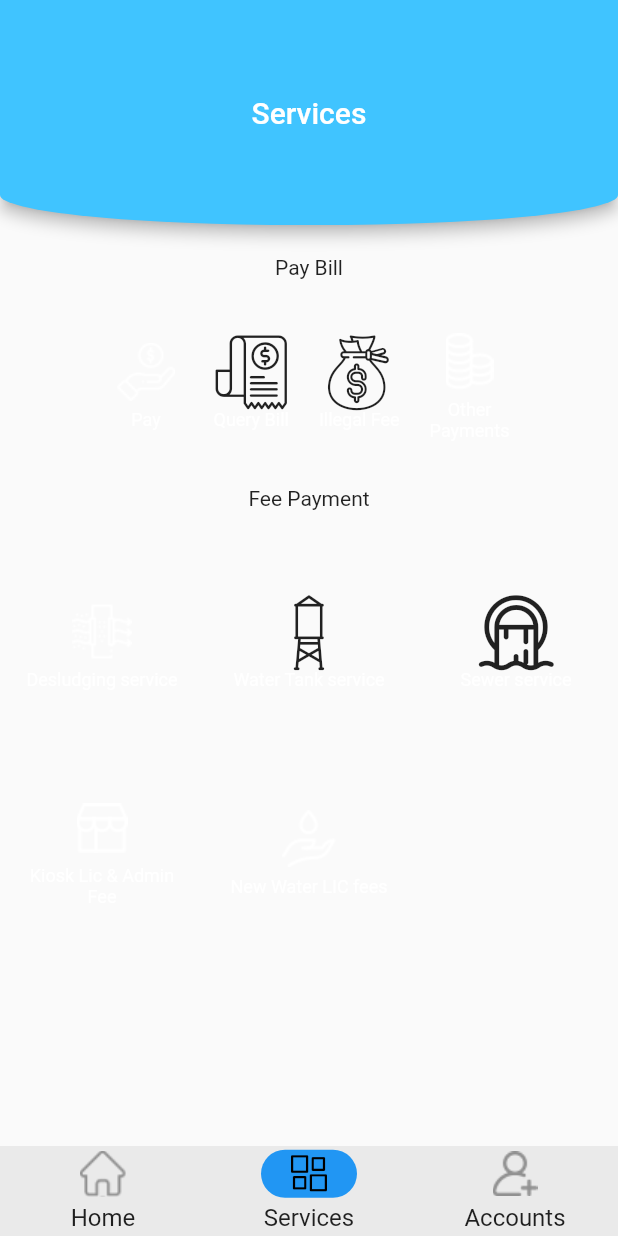
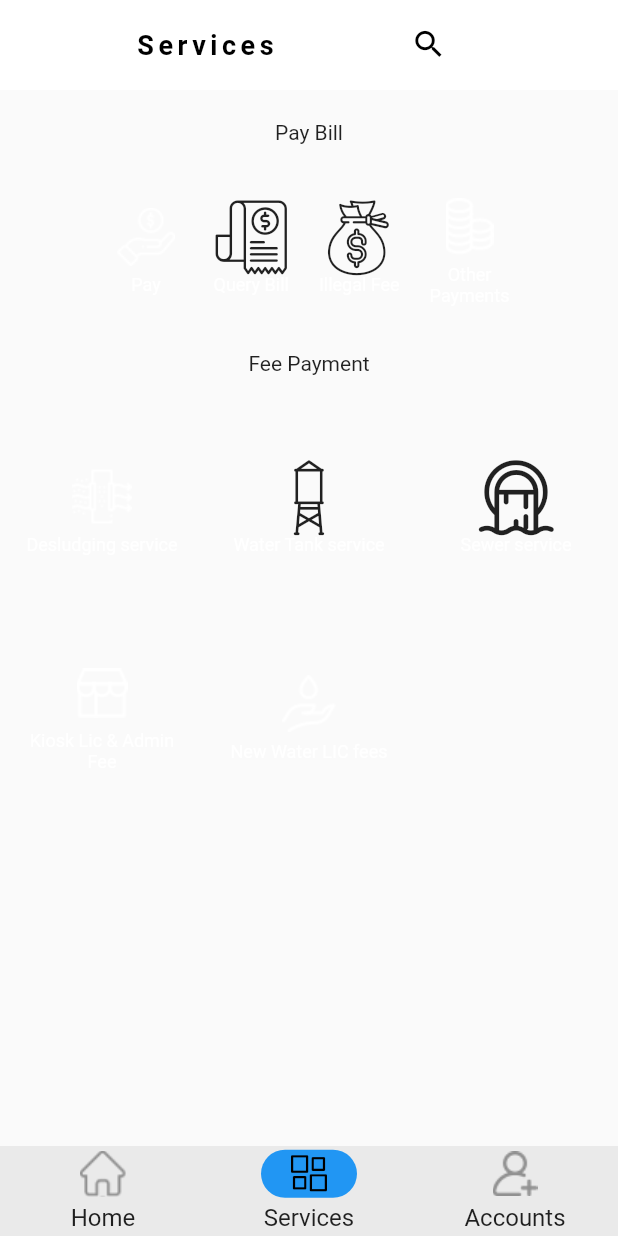
Before and after one commit to BLUECALF/mombasa_water_mobile, a Flutter app: the screen it shows after launch, item 2 of the bottom bar chosen, on a phone screen of 412 x 824 dp. Run offline on Flutter 3.47's test engine with Material 2 defaults, Android fonts, the phone set to English and light mode, and no system bars; our stand-ins replace flutter_form_builder, get, shared_preferences; missing offline and left inert: gradient_ui_widgets.

Commit message:
Add: Made Services  more approperiate

```diff
--- a/lib/pages/services/services_controller.dart
+++ b/lib/pages/services/services_controller.dart
@@ -4,7 +4,6 @@ import 'package:flutter_form_builder/flutter_form_builder.dart';
 import 'package:get/get.dart';
 
 class ServicesContoller extends GetxController {
-
   // methods that services will use.
   //Dialogs
   //1 pay dialog
--- a/lib/pages/services/services_page.dart
+++ b/lib/pages/services/services_page.dart
@@ -6,21 +6,29 @@ import 'package:mombasa_water/pages/services/services_controller.dart';
 
 import '../../style/gradient_colors.dart';
 
-class ServicesPage extends GetView {
+class ServicesPage extends GetView<ServicesContoller>{
   ServicesContoller servicesController = Get.find<ServicesContoller>();
   @override
   Widget build(BuildContext context) {
     return Scaffold(
       appBar: AppBar(
-        toolbarHeight: 150,
-        title: Text("Services"),
-        shape: RoundedRectangleBorder(
-          borderRadius: BorderRadius.vertical(
-            bottom: Radius.elliptical(200,20)
-          )
+        toolbarHeight: 60,
+        title: Row(
+          mainAxisAlignment: MainAxisAlignment.spaceEvenly,
+          children: [
+            Text("Services", style:TextStyle(
+                fontSize: 18,
+                color: Colors.black,
+                fontWeight: FontWeight.bold,
+                letterSpacing: 3
+            )),
+            TextButton.icon(icon:Icon(MwIcons.search,color: Colors.black),
+              onPressed: (){},label: Text(""),),
+          ],
         ),
         centerTitle: true,
-        backgroundColor: Colors.lightBlueAccent,
+        backgroundColor: Colors.white,
+        shadowColor: Colors.transparent,
       ),
       body: Column(
         mainAxisAlignment: MainAxisAlignment.spaceEvenly,
```
Also changed, not shown: lib/pages/home/homepage_personal.dart (+9 -1 lines).
